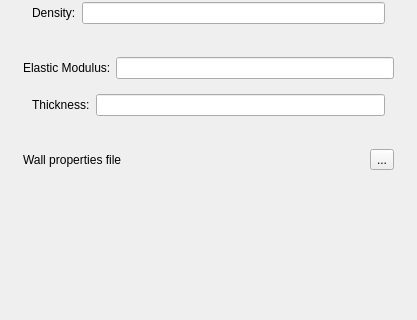
SimVascular/SimVascular, file Code/Source/sv4gui/Plugins/org.sv.gui.qt.simulation/sv4gui_SimulationView.ui: the form before one commit; both pictures show x 0 to 417 and y 259 to 579 of the 417 by 866 pixel window.
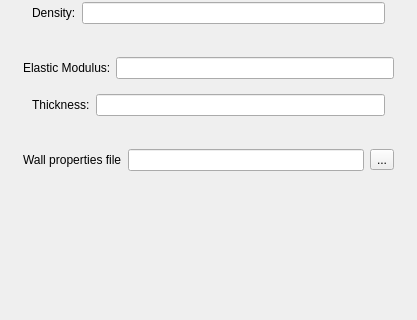
The form after the commit. Custom widgets are drawn as their Qt base class.

Commit message: Add setting wall properties file.

Diff of the .ui file:
```diff
--- a/Code/Source/sv4gui/Plugins/org.sv.gui.qt.simulation/sv4gui_SimulationView.ui
+++ b/Code/Source/sv4gui/Plugins/org.sv.gui.qt.simulation/sv4gui_SimulationView.ui
@@ -456,6 +456,12 @@
              </item>
              <item>
               <widget class="QWidget" name="WallProps_variable_props" native="true">
+               <property name="sizePolicy">
+                <sizepolicy hsizetype="Preferred" vsizetype="Preferred">
+                 <horstretch>0</horstretch>
+                 <verstretch>0</verstretch>
+                </sizepolicy>
+               </property>
                <layout class="QHBoxLayout" name="horizontalLayout_8">
                 <item>
                  <widget class="QLabel" name="label_7">
@@ -465,7 +471,16 @@
                  </widget>
                 </item>
                 <item>
-                 <widget class="QToolButton" name="WallsProps_variable_props_file">
+                 <widget class="QLineEdit" name="WallsProps_variable_props_file"/>
+                </item>
+                <item>
+                 <widget class="QToolButton" name="WallsProps_set_variable_props_file">
+                  <property name="sizePolicy">
+                   <sizepolicy hsizetype="Fixed" vsizetype="Fixed">
+                    <horstretch>0</horstretch>
+                    <verstretch>0</verstretch>
+                   </sizepolicy>
+                  </property>
                   <property name="text">
                    <string>...</string>
                   </property>
```
The commit also changes 2 other files.
